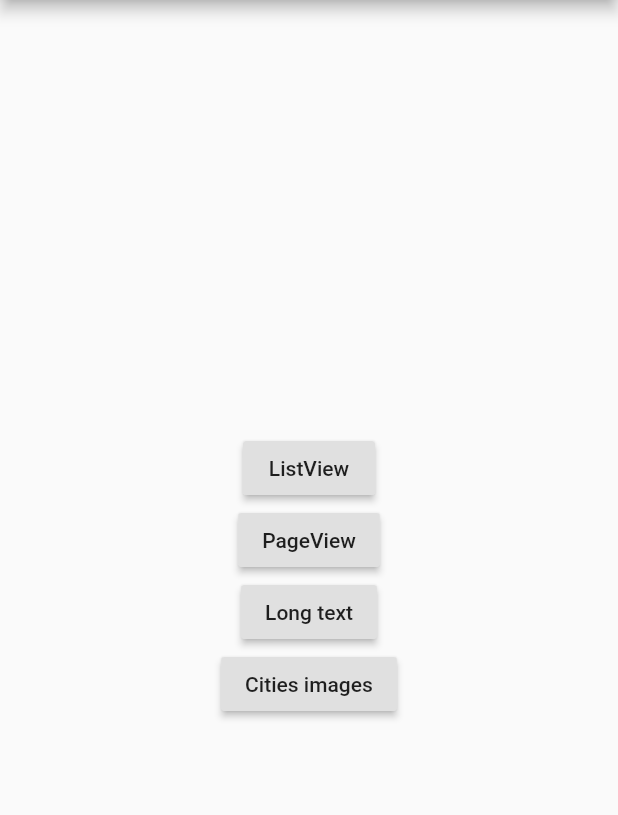
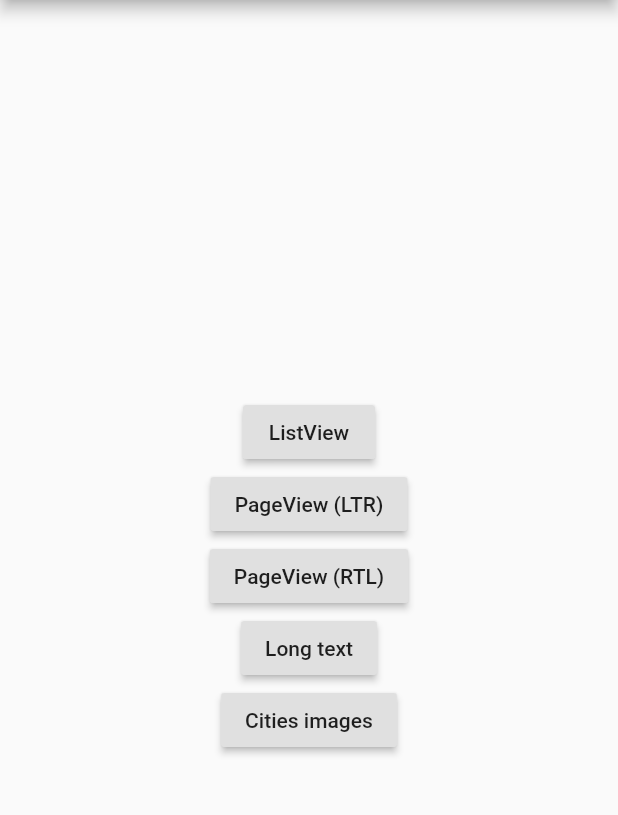
Before and after one commit to mponkin/fading_edge_scrollview, a Flutter app: the screen it shows after launch, on a phone screen of 412 x 824 dp, the part 84-899 px from its top. Run offline on Flutter 3.47's test engine with Material 2 defaults, Android fonts, the phone set to English and light mode, and no system bars.

Commit message:
added example with RTL text direction

```diff
--- a/example/lib/main.dart
+++ b/example/lib/main.dart
@@ -22,18 +22,32 @@ class ExamplesList extends StatelessWidget {
   Widget build(BuildContext context) {
     return Scaffold(
       appBar: AppBar(
-        title: Text("FadingEdgeScrollView examples"),
+        title: Text('FadingEdgeScrollView examples'),
       ),
       body: Center(
         child: Column(
           mainAxisSize: MainAxisSize.min,
           children: <Widget>[
-            NavigatorButton(text: "ListView", builder: (_) => ListViewScreen()),
-            NavigatorButton(text: "PageView", builder: (_) => PageViewScreen()),
             NavigatorButton(
-                text: "Long text", builder: (_) => LongTextScreen()),
+              text: 'ListView',
+              builder: (_) => ListViewScreen(),
+            ),
             NavigatorButton(
-                text: "Cities images", builder: (_) => CitiesListView()),
+              text: 'PageView (LTR)',
+              builder: (_) => PageViewScreen(textDirection: TextDirection.ltr),
+            ),
+            NavigatorButton(
+              text: 'PageView (RTL)',
+              builder: (_) => PageViewScreen(textDirection: TextDirection.rtl),
+            ),
+            NavigatorButton(
+              text: 'Long text',
+              builder: (_) => LongTextScreen(),
+            ),
+            NavigatorButton(
+              text: 'Cities images',
+              builder: (_) => CitiesListView(),
+            ),
           ],
         ),
       ),
@@ -68,7 +82,7 @@ class ListViewScreen extends StatelessWidget {
   Widget build(BuildContext context) {
     return Scaffold(
       appBar: AppBar(
-        title: Text("Example with ListView"),
+        title: Text('Example with ListView'),
       ),
       body: Container(
         color: Colors.greenAccent,
@@ -76,10 +90,10 @@ class ListViewScreen extends StatelessWidget {
           child: ListView.builder(
             controller: _controller,
             itemBuilder: (context, index) => ListTile(
-                title: Text("Item #$index"),
+                title: Text('Item #$index'),
                 leading: CircleAvatar(
                   backgroundImage: NetworkImage(
-                      "https://images.freeimages.com/images/large-previews/848/a-cat-1313470.jpg"),
+                      'https://images.freeimages.com/images/large-previews/848/a-cat-1313470.jpg'),
                 )),
             itemCount: 30,
           ),
@@ -90,13 +104,23 @@ class ListViewScreen extends StatelessWidget {
 }
 
 class PageViewScreen extends StatelessWidget {
+  final TextDirection textDirection;
+
+  const PageViewScreen({
+    @required this.textDirection,
+  });
+
   @override
   Widget build(BuildContext context) {
     return Scaffold(
       appBar: AppBar(
-        title: Text("Example with PageView"),
+        title: Text('Example with PageView'),
       ),
-      body: FadingEdgeScrollView.fromPageView(
+      body: Directionality(
+        textDirection: textDirection,
+        child: Padding(
+          padding: const EdgeInsets.all(12.0),
+          child: FadingEdgeScrollView.fromPageView(
             child: PageView(
               children: <Widget>[
                 Card(color: Colors.red),
@@ -104,8 +128,10 @@ class PageViewScreen extends StatelessWidget {
                 Card(color: Colors.blue),
               ],
             ),
-        gradientFractionOnStart: 0.05,
-        gradientFractionOnEnd: 0.05,
+            gradientFractionOnStart: 0.1,
+            gradientFractionOnEnd: 0.1,
+          ),
+        ),
       ),
     );
   }
@@ -118,7 +144,7 @@ class LongTextScreen extends StatelessWidget {
   Widget build(BuildContext context) {
     return Scaffold(
       appBar: AppBar(
-        title: Text("Example with long text"),
+        title: Text('Example with long text'),
       ),
       body: FadingEdgeScrollView.fromSingleChildScrollView(
         child: SingleChildScrollView(
@@ -139,7 +165,7 @@ class CitiesListView extends StatelessWidget {
       body: Stack(
         children: <Widget>[
           Image.asset(
-            "assets/world.jpeg",
+            'assets/world.jpeg',
             fit: BoxFit.fitHeight,
             height: MediaQuery.of(context).size.height,
           ),
@@ -150,16 +176,16 @@ class CitiesListView extends StatelessWidget {
                 child: ListView(
                   controller: _scrollController,
                   children: [
-                    "paris",
-                    "rome",
-                    "moscow",
-                    "tokyo",
+                    'paris',
+                    'rome',
+                    'moscow',
+                    'tokyo',
                   ]
                       .map((city) => Padding(
                             padding: EdgeInsets.all(12),
                             child: ClipRRect(
                               borderRadius: new BorderRadius.circular(20.0),
-                              child: Image.asset("assets/$city.jpeg"),
+                              child: Image.asset('assets/$city.jpeg'),
                             ),
                           ))
                       .toList(),
```
Lines whose indentation alone changed are shown as unchanged.
